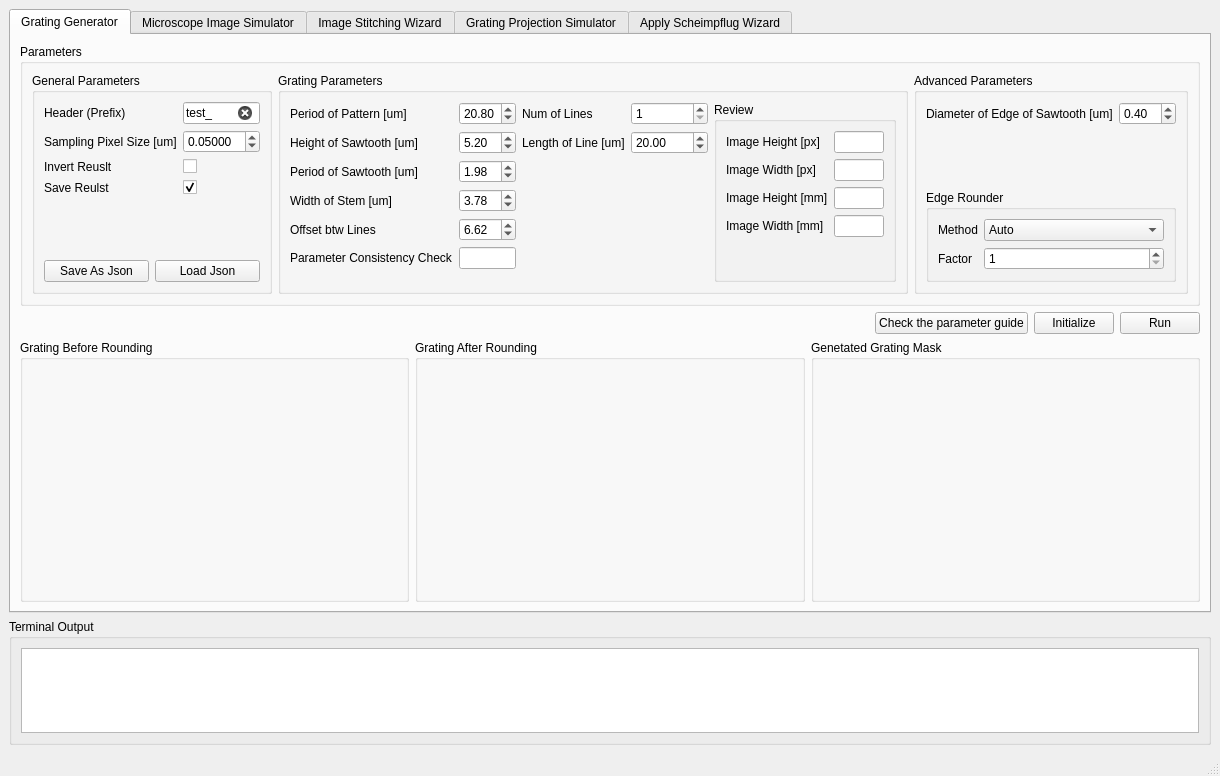
The window that grating_simulator/ui/main_window.ui (BCSeong/Grating_simulation) describes before a commit, drawn with Qt 5.
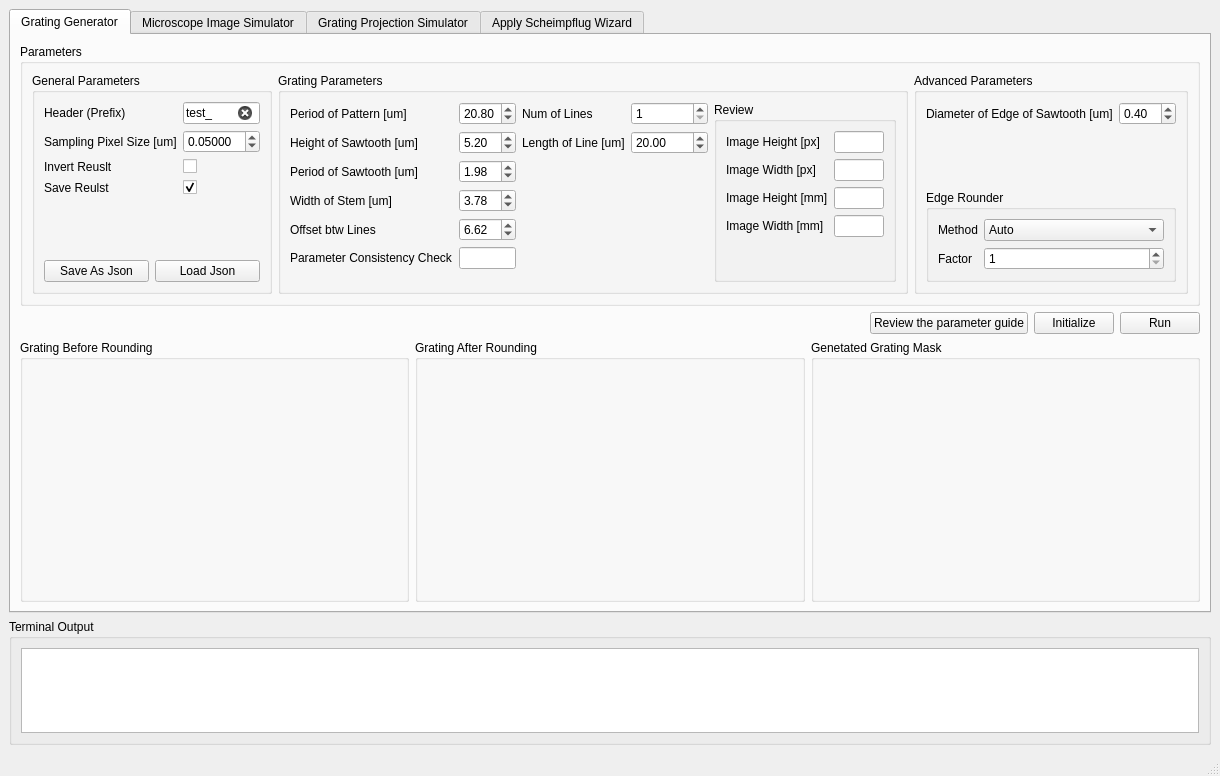
The same window after the commit. The open tabs and pages were chosen to show the change.

Commit message: Add session-based output folder, parameter guide, UI cleanup, and FFT cross-section

What changed in the file:
```diff
--- a/grating_simulator/ui/main_window.ui
+++ b/grating_simulator/ui/main_window.ui
@@ -43,7 +43,7 @@
           <item>
            <widget class="QPushButton" name="pushButton_5">
             <property name="text">
-             <string>Check the parameter guide</string>
+             <string>Review the parameter guide</string>
             </property>
            </widget>
           </item>
@@ -908,11 +908,6 @@
         </item>
        </layout>
       </widget>
-      <widget class="QWidget" name="tab">
-       <attribute name="title">
-        <string>Image Stitching Wizard</string>
-       </attribute>
-      </widget>
       <widget class="QWidget" name="tab_2">
        <attribute name="title">
         <string>Grating Projection Simulator</string>
```
The commit also changes 6 other files.
